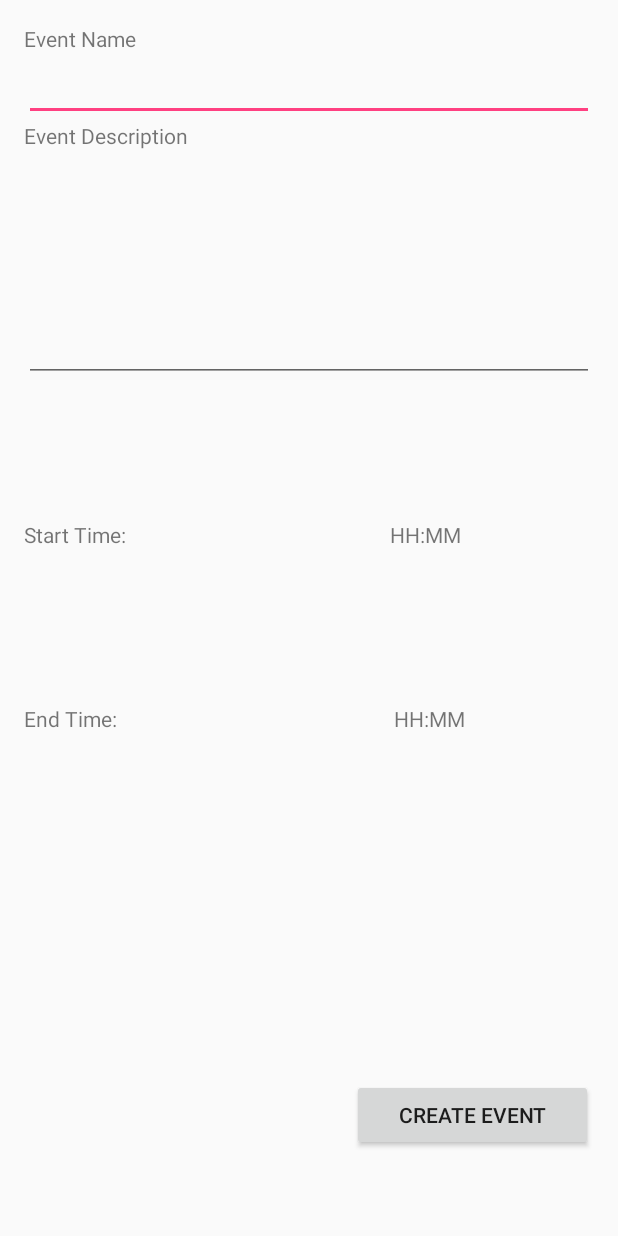
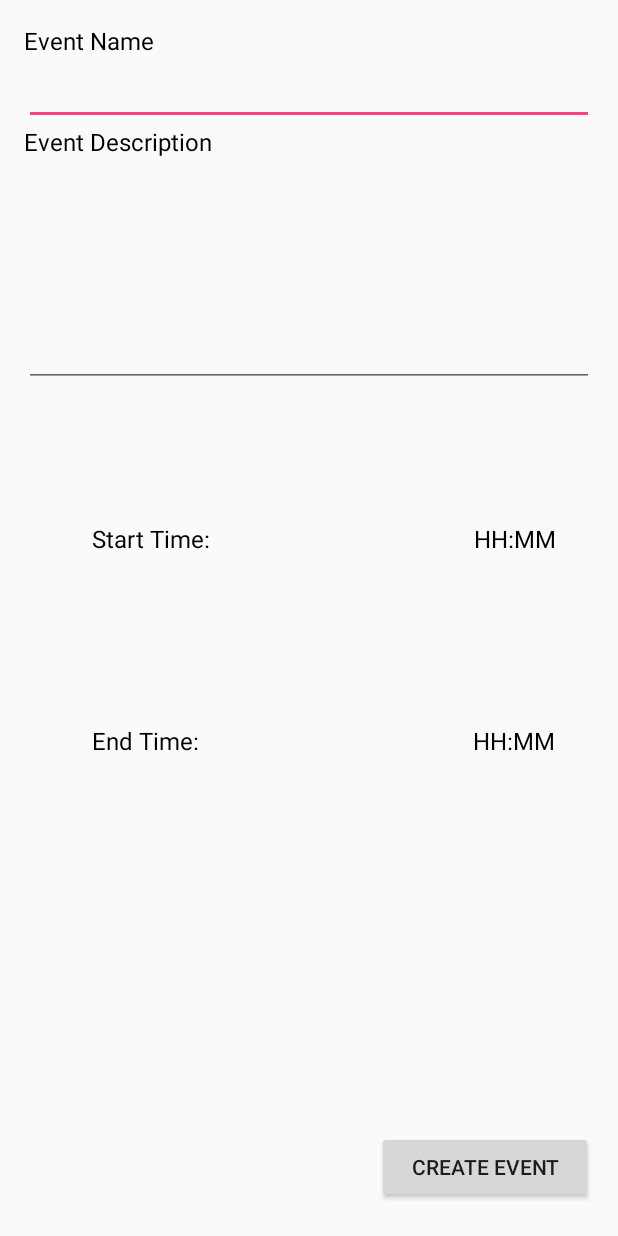
Before and after one commit to PinGTeam/PinG, an Android app: the layout activity_create_event.xml on its own in the app's theme, with its tools: preview values and no code run, on a phone screen of 412 x 824 dp. Run offline under Robolectric (Android 15) with nearby library versions, the phone set to English and light mode, and no system bars.

```diff
--- a/Source-Code/ANDROID/PinGv2/app/src/main/AndroidManifest.xml
+++ b/Source-Code/ANDROID/PinGv2/app/src/main/AndroidManifest.xml
@@ -1,6 +1,6 @@
 <?xml version="1.0" encoding="utf-8"?>
 <manifest xmlns:android="http://schemas.android.com/apk/res/android"
-    package="com.example.jorge.pingv2">
+    package="com.example.jorge.pingv3">
 
     <uses-feature
         android:glEsVersion="0x00020000"
--- a/Source-Code/ANDROID/PinGv2/app/src/main/res/layout/activity_create_event.xml
+++ b/Source-Code/ANDROID/PinGv2/app/src/main/res/layout/activity_create_event.xml
@@ -22,6 +22,8 @@
             android:text="Event Name"
             android:layout_width="match_parent"
             android:layout_height="wrap_content"
+            android:textColor="#000000"
+            android:textSize="16sp"
             android:id="@+id/textView2" />
 
         <EditText
@@ -36,6 +38,8 @@
             android:text="Event Description"
             android:layout_width="match_parent"
             android:layout_height="wrap_content"
+            android:textColor="#000000"
+            android:textSize="16sp"
             android:id="@+id/textView3" />
 
         <EditText
@@ -58,24 +62,29 @@
             android:orientation="horizontal"
             android:layout_width="match_parent"
             android:layout_height="wrap_content"
-            android:layout_weight="0.02">
+            android:layout_weight="0.04">
 
             <TextView
                 android:text="Start Time:"
                 android:layout_width="wrap_content"
                 android:layout_height="wrap_content"
+                android:layout_marginLeft="45dp"
+                android:textSize="16sp"
+                android:textColor="#000000"
                 android:id="@+id/textView7"
                 android:layout_weight="1" />
 
             <Space
                 android:layout_width="wrap_content"
                 android:layout_height="wrap_content"
-                android:layout_weight="1" />
+                android:layout_weight="6.06" />
 
             <TextView
                 android:text="HH:MM"
                 android:layout_width="wrap_content"
-                android:layout_height="wrap_content"
+                android:layout_height="match_parent"
+                android:textColor="#000000"
+                android:textSize="16sp"
                 android:id="@+id/eventStartInput"
                 android:layout_weight="1" />
         </LinearLayout>
@@ -88,24 +97,30 @@
         <LinearLayout
             android:orientation="horizontal"
             android:layout_width="match_parent"
-            android:layout_height="wrap_content">
+            android:layout_height="wrap_content"
+            android:layout_weight="0.04">
 
             <TextView
                 android:text="End Time:"
                 android:layout_width="wrap_content"
                 android:layout_height="wrap_content"
+                android:layout_marginLeft="45sp"
+                android:textSize="16sp"
+                android:textColor="#000000"
                 android:id="@+id/textView9"
                 android:layout_weight="1" />
 
             <Space
                 android:layout_width="wrap_content"
                 android:layout_height="wrap_content"
-                android:layout_weight="1.17" />
+                android:layout_weight="6.12" />
 
             <TextView
                 android:text="HH:MM"
+                android:textColor="#000000"
+                android:textSize="16sp"
                 android:layout_width="wrap_content"
-                android:layout_height="wrap_content"
+                android:layout_height="match_parent"
                 android:id="@+id/eventEndInput"
                 android:layout_weight="1" />
         </LinearLayout>
@@ -131,7 +146,7 @@
 
             <Button
                 android:text="Create Event"
-                android:layout_width="146dp"
+                android:layout_width="wrap_content"
                 android:layout_height="wrap_content"
                 android:id="@+id/createEventButton"
                 android:layout_weight="0.44" />
--- a/Source-Code/ANDROID/PinGv2/app/src/main/res/layout/app_bar_map.xml
+++ b/Source-Code/ANDROID/PinGv2/app/src/main/res/layout/app_bar_map.xml
@@ -29,6 +29,6 @@
         android:layout_height="wrap_content"
         android:layout_gravity="bottom|end"
         android:layout_margin="@dimen/fab_margin"
-        app:srcCompat="@android:drawable/ic_dialog_email" />
+        app:srcCompat="@drawable/ping_button" />
 
 </android.support.design.widget.CoordinatorLayout>
--- a/Source-Code/ANDROID/PinGv2/app/src/main/res/menu/activity_map_drawer.xml
+++ b/Source-Code/ANDROID/PinGv2/app/src/main/res/menu/activity_map_drawer.xml
@@ -1,6 +1,6 @@
 <?xml version="1.0" encoding="utf-8"?>
 <menu xmlns:android="http://schemas.android.com/apk/res/android">
-
+<!--
     <group android:checkableBehavior="single">
         <item
             android:id="@+id/nav_camera"
@@ -32,5 +32,5 @@
                 android:title="Send" />
         </menu>
     </item>
-
+-->
 </menu>
```
Also changed, not shown: Source-Code/ANDROID/PinGv2/app/build.gradle (+4 -12 lines), Source-Code/ANDROID/PinGv2/app/src/main/res/layout/nav_header_map.xml (+4 -3 lines), Source-Code/ANDROID/PinGv2/app/src/main/res/drawable/baby.png (added), Source-Code/ANDROID/PinGv2/app/src/main/res/mipmap-hdpi/ic_launcher.png, Source-Code/ANDROID/PinGv2/app/src/main/res/mipmap-mdpi/ic_launcher.png, Source-Code/ANDROID/PinGv2/app/src/main/res/mipmap-xhdpi/ic_launcher.png, Source-Code/ANDROID/PinGv2/app/src/main/res/mipmap-xxhdpi/ic_launcher.png, Source-Code/ANDROID/PinGv2/app/src/main/res/mipmap-xxxhdpi/ic_launcher.png.
